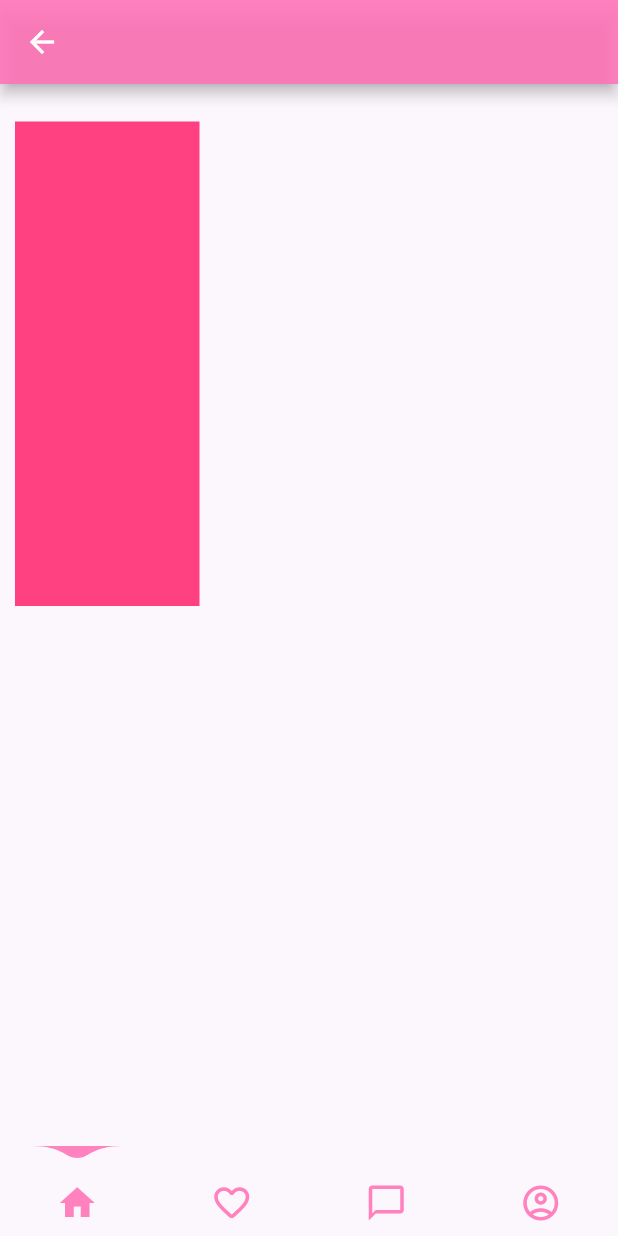
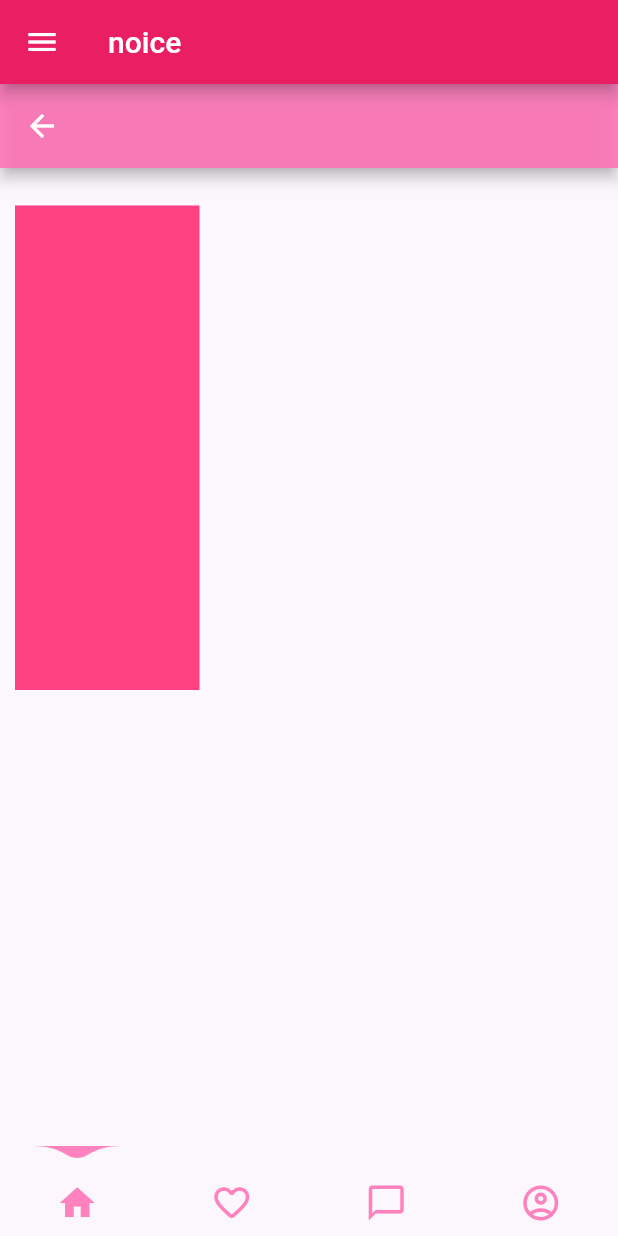
Before and after one commit to cybertrontech/datingapp, a Flutter app: the HomeScreen screen opened directly, on a phone screen of 412 x 824 dp. Run offline on Flutter 3.47's test engine with Material 2 defaults, Android fonts, the light colour scheme and no system bars; drawn by our look-alikes of water_drop_nav_bar; our stand-ins replace date_time_picker, flutter_secure_storage, flutter_svg, get; accounts and stored records are empty.

Commit message:
added a fuck all drawer

```diff
--- a/lib/routes.dart
+++ b/lib/routes.dart
@@ -41,6 +41,11 @@ class RoutesClass {
         page: () => ForgotPasswordScreen()),
     GetPage(name: HomeScreen.routeName, page: () => HomeScreen()),
     GetPage(name: SignUpScreen.routeName, page: () => SignUpScreen()),
-    GetPage(name: GenderDetails.routeName, page: () => GenderDetails())
+    GetPage(name: GenderDetails.routeName, page: () => GenderDetails()),
+    GetPage(name: EducationDetails.routeName, page: () => EducationDetails()),
+    GetPage(
+        name: SocialStatusDetails.routeName, page: () => SocialStatusDetails()),
+    GetPage(name: UploadImage.routeName, page: () => UploadImage()),
+    GetPage(name: PersonalDetails.routeName, page: () => PersonalDetails()),
   ];
 }
--- a/lib/screen/home/home_screen.dart
+++ b/lib/screen/home/home_screen.dart
@@ -1,3 +1,4 @@
+import 'package:datingapp/reusable/reusable_functional_components/logout_user.dart';
 import 'package:datingapp/screen/home/navigation_button_screen/components/nav_button_bar.dart';
 import 'package:flutter/material.dart';
 
@@ -6,6 +7,29 @@ class HomeScreen extends StatelessWidget {
   @override
   Widget build(BuildContext context) {
     return Scaffold(
+      appBar: AppBar(title: Text("noice")),
+      drawer: Drawer(
+        child: ListView(
+          // Important: Remove any padding from the ListView.
+          padding: EdgeInsets.zero,
+          children: [
+            const DrawerHeader(
+              decoration: BoxDecoration(
+                color: Colors.blue,
+              ),
+              child: Text('Drawer Header'),
+            ),
+            ListTile(
+              title: const Text('logout'),
+              onTap: () {
+                // Update the state of the app.
+                // ...
+                logout();
+              },
+            ),
+          ],
+        ),
+      ),
       body: Navigationbar(),
     );
   }
--- a/lib/screen/home/main_page/home_page/components/body.dart
+++ b/lib/screen/home/main_page/home_page/components/body.dart
@@ -20,7 +20,9 @@ class body extends StatelessWidget {
           padding: const EdgeInsets.all(10.0),
           child: Column(
             children: [
-              SizedBox(height: 15,),
+              SizedBox(
+                height: 15,
+              ),
               Container(
                 color: Colors.pinkAccent,
                 width: 123,
--- a/lib/screen/sign_in/components/sign_form.dart
+++ b/lib/screen/sign_in/components/sign_form.dart
@@ -1,6 +1,6 @@
 import 'dart:convert';
-
 import 'package:datingapp/components/custom_surfix_icon.dart';
+import "package:get/get.dart";
 import 'package:datingapp/components/default_button.dart';
 import 'package:datingapp/constants.dart';
 import 'package:datingapp/constants/url_constants/api_constants.dart';
@@ -35,7 +35,9 @@ class _SignFormState extends State<SignForm> {
       });
       try {
         int a = await SecuredStorage.storeloginInfo(json.decode(response.body));
+        print("the print is $a");
         if (a == 1) {
+          Get.offAndToNamed(HomeScreen.routeName);
         } else {
           NullThrownError();
         }
```
Also changed, not shown: lib/main.dart (+5 -4 lines), lib/screen/home/navigation_button_screen/components/nav_button_bar.dart (+1 -6 lines), lib/screen/splash/splash_page.dart (+29 -2 lines), 1 other file.
